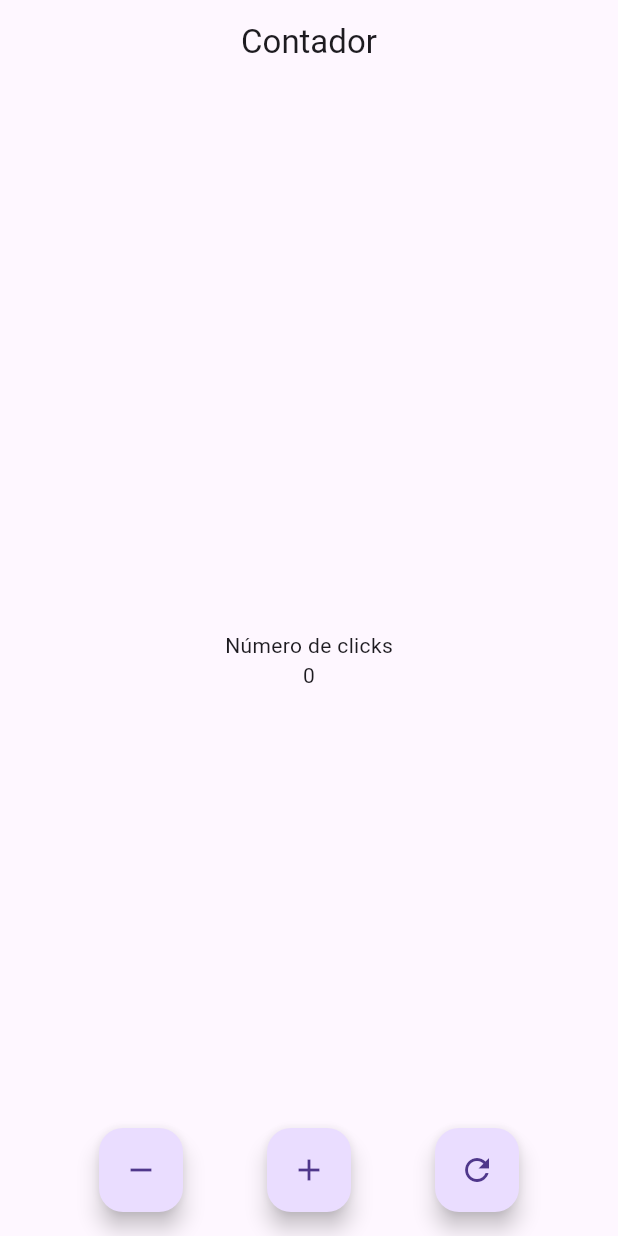
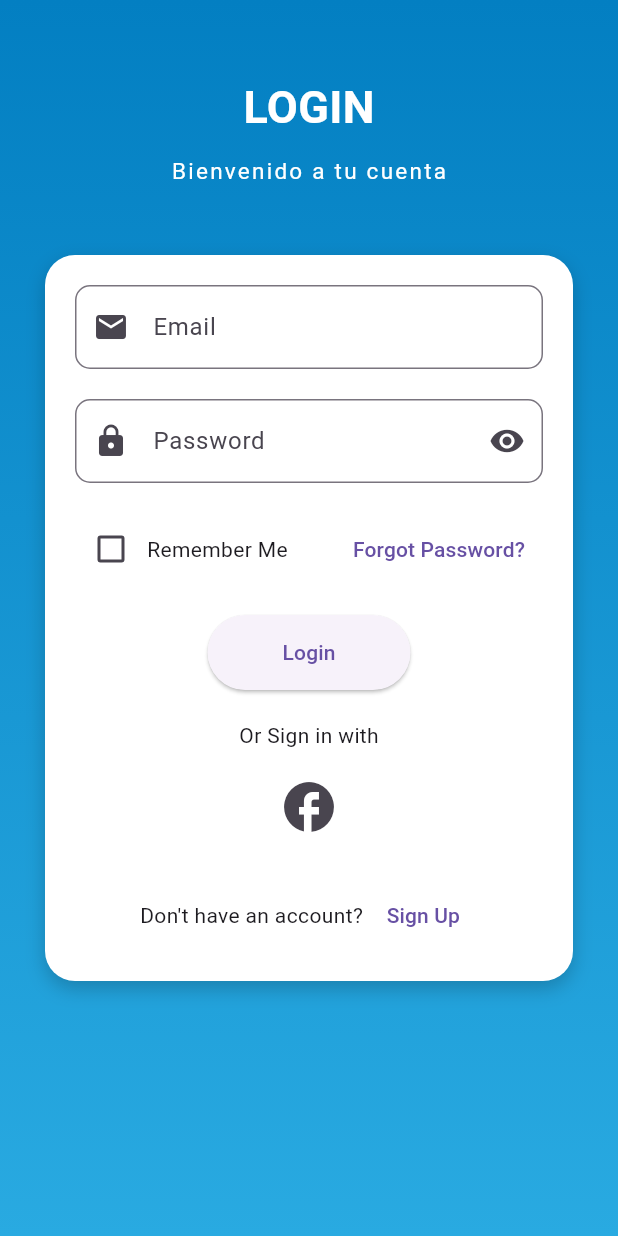
Before and after one commit to Jose4lcantar/newcontadorFlutter, a Flutter app: the screen it shows after launch, on a phone screen of 412 x 824 dp. Run offline on Flutter 3.47's test engine with Material 3 defaults, Android fonts, the phone set to English and light mode, and no system bars.

Commit message:
pantalla login

```diff
--- a/lib/main.dart
+++ b/lib/main.dart
@@ -1,16 +1,14 @@
-import 'package:coutertest/pages/home_pages.dart';
 import 'package:flutter/material.dart';
+import 'pages/home_pages.dart';
 
-void main() => runApp(const MyApp());
+void main() => runApp(MyApp());
 
 class MyApp extends StatelessWidget {
-  const MyApp({super.key});
-
   @override
   Widget build(BuildContext context) {
-    return const MaterialApp(
+    return MaterialApp(
       title: 'Material App',
-      home: HomePage(),
+      home: LoginPage(), // Usando la clase LoginPage desde home_pages.dart
     );
   }
 }
--- a/lib/pages/home_pages.dart
+++ b/lib/pages/home_pages.dart
@@ -1,84 +1,189 @@
 import 'package:flutter/material.dart';
 
-class HomePage extends StatefulWidget {
-  const HomePage({Key? key}) : super(key: key);
+class LoginPage extends StatelessWidget {
+  const LoginPage({Key? key}) : super(key: key);
 
-  @override
-  _HomePageState createState() => _HomePageState();
-}
-class _HomePageState extends State<HomePage> {
-  int cont = 0;
   @override
   Widget build(BuildContext context) {
     return Scaffold(
-      appBar: AppBar(
-        centerTitle: true,
-        title: const Text("Contador"),
-      ),
-      body: Center(
-        child: Column(
-          mainAxisAlignment: MainAxisAlignment.center,
-          children: [
-            const Text("Número de clicks"),
-            Text("$cont"),
-          ],
-        ),
-      ),
-      floatingActionButtonLocation: FloatingActionButtonLocation.centerFloat,
-      floatingActionButton: _crearBotones(),
-    );
-  }
-
-  Widget _crearBotones() {
-    return Padding(
-      padding: const EdgeInsets.symmetric(horizontal: 10),
-      child: Row(
-        mainAxisAlignment: MainAxisAlignment.spaceEvenly, // Para distribuir los botones equitativamente
+      body: Stack(
         children: [
-          FloatingActionButton(
-            child: const Icon(Icons.remove),
-            onPressed: () {
-              _restar();
-            },
+          Background(),
+          Positioned(
+            top: 50,
+            left: 0,
+            right: 0,
+            child: Center(
+              child: Column(
+                children: [
+                  Text(
+                    'LOGIN',
+                    style: TextStyle(
+                      color: Colors.white,
+                      fontWeight: FontWeight.bold,
+                      fontSize: 30,
+                    ),
+                  ),
+                  SizedBox(height: 10),
+                  Text(
+                    'Bienvenido a tu cuenta',
+                    style: TextStyle(
+                      color: Colors.white,
+                      fontSize: 15,
+                      letterSpacing: 1.5,
+                    ),
+                  ),
+                ],
+              ),
+            ),
           ),
-          FloatingActionButton(
-            child: const Icon(Icons.add),
-            onPressed: () {
-              _sumar();
-            },
-          ),
-          FloatingActionButton(
-            child: const Icon(Icons.refresh),
-            onPressed: () {
-              _reiniciar();
-            },
+          Positioned.fill(
+            child: Align(
+              alignment: Alignment.center,
+              child: Padding(
+                padding: const EdgeInsets.symmetric(horizontal: 30),
+                child: Content(),
+              ),
+            ),
           ),
         ],
       ),
     );
   }
+}
 
-  void _sumar() {
-    setState(() {
-      cont++;
-    });
-  }
+class Background extends StatelessWidget {
+  const Background({Key? key}) : super(key: key);
 
-  void _restar() {
-    setState(() {
-      cont = cont > 0 ? cont - 1 : 0;
-    });
-  }
-
-  void _reiniciar() {
-    setState(() {
-      cont = 0;
-    });
+  @override
+  Widget build(BuildContext context) {
+    return Container(
+      decoration: BoxDecoration(
+        gradient: LinearGradient(
+          colors: [
+            Color.fromARGB(255, 3, 127, 194),
+            Color.fromARGB(255, 41, 170, 225),
+          ],
+          begin: Alignment.topCenter,
+          end: Alignment.bottomCenter,
+        ),
+      ),
+    );
   }
 }
 
-void main() {
-  runApp(MaterialApp(
-    home: HomePage(),
-  ));
+class Content extends StatelessWidget {
+  const Content({Key? key}) : super(key: key);
+
+  @override
+  Widget build(BuildContext context) {
+    return Container(
+      padding: EdgeInsets.all(20),
+      constraints: BoxConstraints(maxWidth: 400),
+      decoration: BoxDecoration(
+        color: Colors.white,
+        borderRadius: BorderRadius.circular(20),
+        boxShadow: [
+          BoxShadow(
+            color: Colors.black.withOpacity(0.2),
+            blurRadius: 10,
+            offset: Offset(0, 5),
+          ),
+        ],
+      ),
+      child: Column(
+        mainAxisSize: MainAxisSize.min,
+        children: [
+          TextFormField(
+            keyboardType: TextInputType.emailAddress,
+            decoration: InputDecoration(
+              labelText: 'Email',
+              prefixIcon: Icon(Icons.email),
+              border: OutlineInputBorder(
+                borderRadius: BorderRadius.circular(10),
+              ),
+            ),
+          ),
+          SizedBox(height: 20),
+          TextFormField(
+            keyboardType: TextInputType.visiblePassword,
+            obscureText: true,
+            decoration: InputDecoration(
+              labelText: 'Password',
+              prefixIcon: Icon(Icons.lock),
+              suffixIcon: IconButton(
+                icon: Icon(Icons.visibility),
+                onPressed: () {
+                  // Toggle password visibility
+                },
+              ),
+              border: OutlineInputBorder(
+                borderRadius: BorderRadius.circular(10),
+              ),
+            ),
+          ),
+          SizedBox(height: 20),
+          Row(
+            children: [
+              Checkbox(
+                value: false,
+                onChanged: (value) {},
+              ),
+              Text('Remember Me'),
+              Spacer(),
+              TextButton(
+                onPressed: () {
+                  // Navigate to forgot password screen
+                },
+                child: Text('Forgot Password?'),
+              ),
+            ],
+          ),
+          SizedBox(height: 20),
+          ElevatedButton(
+            onPressed: () {
+              // Perform login
+            },
+            child: Text('Login'),
+            style: ElevatedButton.styleFrom(
+              padding: EdgeInsets.symmetric(horizontal: 50, vertical: 15),
+              shape: RoundedRectangleBorder(
+                borderRadius: BorderRadius.circular(30),
+              ),
+            ),
+          ),
+          SizedBox(height: 20),
+          Text(
+            'Or Sign in with',
+          ),
+          SizedBox(height: 10),
+          Row(
+            mainAxisAlignment: MainAxisAlignment.center,
+            children: [
+              IconButton(
+                onPressed: () {
+                  // Perform Facebook login
+                },
+                icon: Icon(Icons.facebook),
+                iconSize: 40,
+              ),
+            ],
+          ),
+          SizedBox(height: 20),
+          Row(
+            mainAxisAlignment: MainAxisAlignment.center,
+            children: [
+              Text("Don't have an account? "),
+              TextButton(
+                onPressed: () {
+                  // Navigate to registration screen
+                },
+                child: Text('Sign Up'),
+              ),
+            ],
+          ),
+        ],
+      ),
+    );
+  }
 }
```
Also changed, not shown: lib/pages/Login_Page.dart (added, +291 -0 lines).
